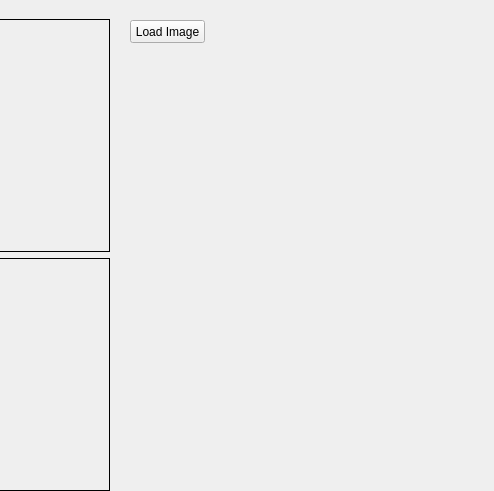
Old version of the form mainwindow.ui in the repository tmguvenc/orgb; both pictures show x 490 to 984 and y 0 to 491 of the 984 by 830 pixel window.
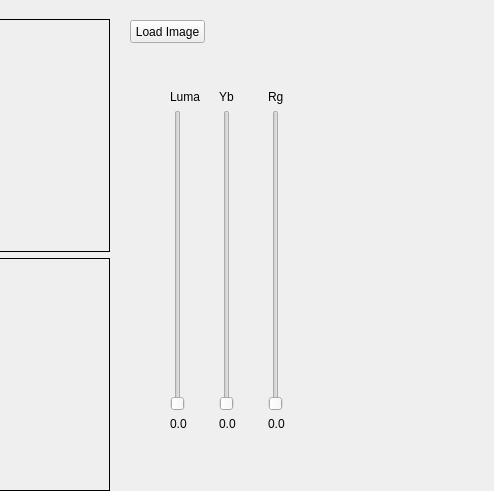
New version of the form.

```diff
--- a/mainwindow.ui
+++ b/mainwindow.ui
@@ -187,6 +187,96 @@
      <string>Load Image</string>
     </property>
    </widget>
+   <widget class="QWidget" name="horizontalLayoutWidget_2">
+    <property name="geometry">
+     <rect>
+      <x>660</x>
+      <y>90</y>
+      <width>141</width>
+      <height>341</height>
+     </rect>
+    </property>
+    <layout class="QHBoxLayout" name="horizontalLayout_2">
+     <item>
+      <layout class="QVBoxLayout" name="verticalLayout">
+       <item>
+        <widget class="QLabel" name="label">
+         <property name="text">
+          <string>Luma</string>
+         </property>
+        </widget>
+       </item>
+       <item>
+        <widget class="QSlider" name="vs_luma">
+         <property name="maximum">
+          <number>99</number>
+         </property>
+         <property name="orientation">
+          <enum>Qt::Vertical</enum>
+         </property>
+        </widget>
+       </item>
+       <item>
+        <widget class="QLabel" name="lbl_luma">
+         <property name="text">
+          <string>0.0</string>
+         </property>
+        </widget>
+       </item>
+      </layout>
+     </item>
+     <item>
+      <layout class="QVBoxLayout" name="verticalLayout_3">
+       <item>
+        <widget class="QLabel" name="label_2">
+         <property name="text">
+          <string>Yb</string>
+         </property>
+        </widget>
+       </item>
+       <item>
+        <widget class="QSlider" name="vs_yb">
+         <property name="orientation">
+          <enum>Qt::Vertical</enum>
+         </property>
+        </widget>
+       </item>
+       <item>
+        <widget class="QLabel" name="lbl_yb">
+         <property name="text">
+          <string>0.0</string>
+         </property>
+        </widget>
+       </item>
+      </layout>
+     </item>
+     <item>
+      <layout class="QVBoxLayout" name="verticalLayout_2">
+       <item>
+        <widget class="QLabel" name="label_3">
+         <property name="text">
+          <string>Rg</string>
+         </property>
+        </widget>
+       </item>
+       <item>
+        <widget class="QSlider" name="vs_rg">
+         <property name="orientation">
+          <enum>Qt::Vertical</enum>
+         </property>
+        </widget>
+       </item>
+       <item>
+        <widget class="QLabel" name="lbl_rg">
+         <property name="text">
+          <string>0.0</string>
+         </property>
+        </widget>
+       </item>
+      </layout>
+     </item>
+    </layout>
+   </widget>
   </widget>
   <widget class="QMenuBar" name="menubar">
    <property name="geometry">
```
